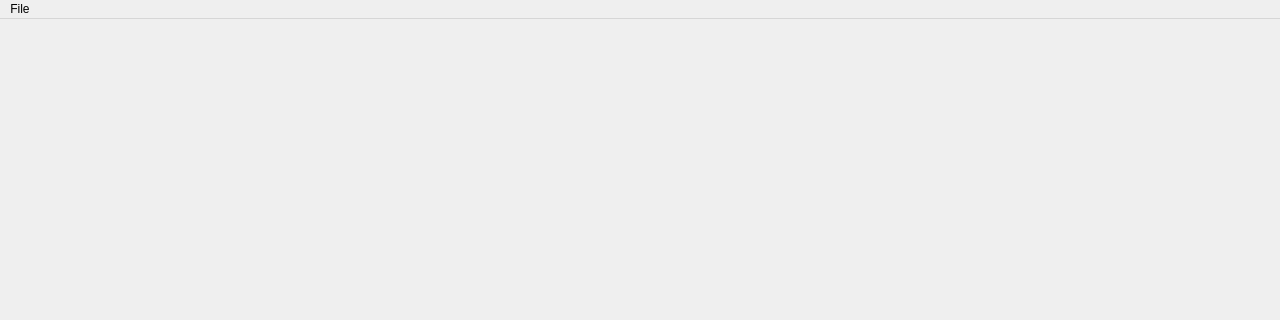
Above: mainwindow.ui from B-Minus-Programmers/jojibrush before the change; both pictures show x 0 to 1280 and y 0 to 320 of the 1280 by 720 pixel window. Below: the same form after it.
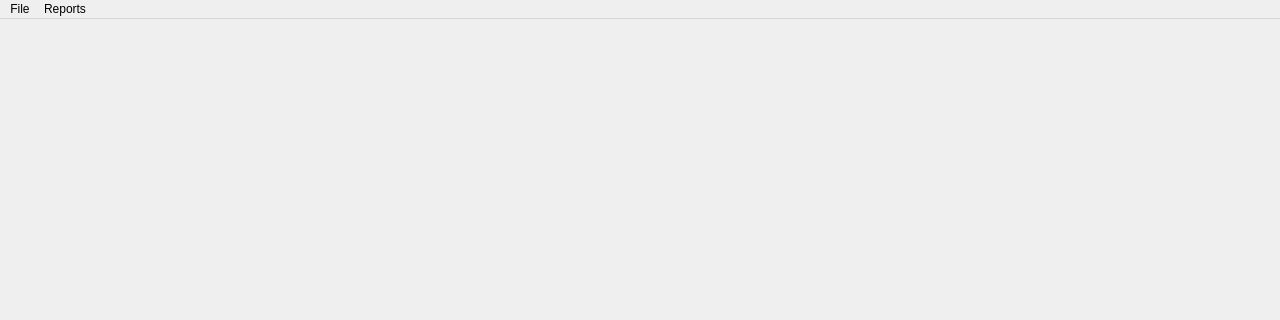
That is the form after the change. Icons and pictures are not drawn.

Commit message:
BRINGING THESE BACK (#58)
* BRINGING THESE BACK

* FINAL COMMIT DAYVID

* are u happy dayvid?

What changed in the file:
```diff
--- a/mainwindow.ui
+++ b/mainwindow.ui
@@ -24,7 +24,7 @@
      <x>0</x>
      <y>0</y>
      <width>1280</width>
-     <height>20</height>
+     <height>21</height>
     </rect>
    </property>
    <widget class="QMenu" name="menuFile">
@@ -37,7 +37,17 @@
     <addaction name="actionSave_As"/>
     <addaction name="actionExport"/>
    </widget>
+   <widget class="QMenu" name="menuReports">
+    <property name="title">
+     <string>Reports</string>
+    </property>
+    <addaction name="separator"/>
+    <addaction name="actionShape_Id_s"/>
+    <addaction name="actionShape_Area_s"/>
+    <addaction name="actionShape_Perimeters"/>
+   </widget>
    <addaction name="menuFile"/>
+   <addaction name="menuReports"/>
   </widget>
   <widget class="QStatusBar" name="statusBar"/>
   <action name="actionSave">
```
Left out of the diff: 14 changed lines with no effect on the pictures. The commit also changes 2 other files.
